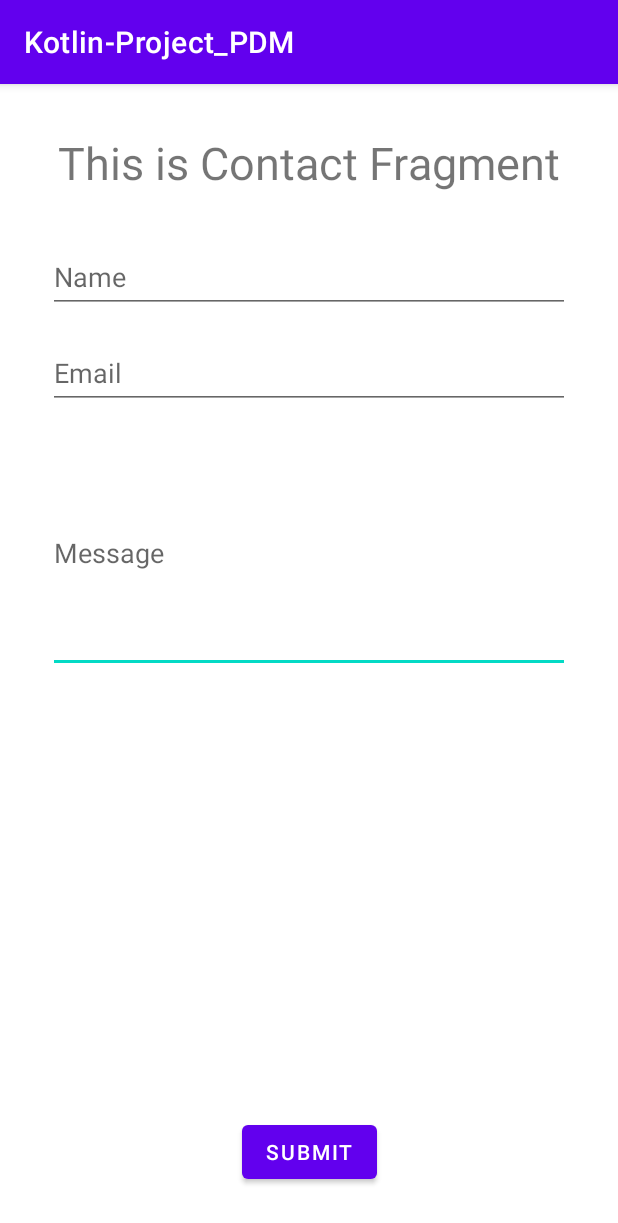
After one commit to vasilcanumarius22/Proiect_Kotlin_PDM, an Android app: the fragment ContactFragment shown on its own in the app's theme, on a phone screen of 412 x 824 dp. The commit adds this screen. Shown: the top 1223 px of the screen. Run offline under Robolectric (Android 15) with nearby library versions, the phone set to English and light mode, and no system bars.

Commit message:
add FragmentContact

```diff
--- a/Kotlin-Project_PDM/app/build.gradle
+++ b/Kotlin-Project_PDM/app/build.gradle
@@ -46,6 +46,7 @@ dependencies {
     implementation 'androidx.navigation:navigation-fragment-ktx:2.5.2'
     implementation 'androidx.navigation:navigation-ui-ktx:2.5.2'
     implementation 'androidx.core:core-ktx:1.8.0'
+    implementation 'androidx.legacy:legacy-support-v4:1.0.0'
     testImplementation 'junit:junit:4.13.2'
     androidTestImplementation 'androidx.test.ext:junit:1.1.3'
     androidTestImplementation 'androidx.test.espresso:espresso-core:3.4.0'
--- /dev/null
+++ b/Kotlin-Project_PDM/app/src/main/java/com/example/kotlin_project_pdm/ui/contact/ContactFragment.kt
@@ -0,0 +1,74 @@
+package com.example.kotlin_project_pdm.ui.contact
+
+import androidx.lifecycle.ViewModelProvider
+import android.os.Bundle
+import androidx.fragment.app.Fragment
+import android.view.LayoutInflater
+import android.view.View
+import android.view.ViewGroup
+import android.widget.Button
+import android.widget.EditText
+import android.widget.TextView
+import android.widget.Toast
+import com.example.kotlin_project_pdm.R
+import com.example.kotlin_project_pdm.databinding.FragmentContactBinding
+import com.example.kotlin_project_pdm.databinding.FragmentSlideshowBinding
+import com.example.kotlin_project_pdm.ui.slideshow.SlideshowViewModel
+
+class ContactFragment : Fragment() {
+
+    private var _binding: FragmentContactBinding? = null
+
+//    companion object {
+//        fun newInstance() = ContactFragment()
+//    }
+
+    // This property is only valid between onCreateView and
+    // onDestroyView.
+    private val binding get() = _binding!!
+
+//    private lateinit var viewModel: ContactViewModel
+
+
+
+    override fun onCreateView(
+        inflater: LayoutInflater, container: ViewGroup?,
+        savedInstanceState: Bundle?
+    ): View? {
+        val contactViewModel =
+            ViewModelProvider(this).get(ContactViewModel::class.java)
+
+        _binding = FragmentContactBinding.inflate(inflater, container, false)
+        val root: View = binding.root
+
+        val textView: TextView = binding.tvNameLabel
+        contactViewModel.text.observe(viewLifecycleOwner) {
+            textView.text = it
+        }
+
+        val view = inflater.inflate(R.layout.fragment_contact, container, false)
+
+        val btnSubmit = view.findViewById<Button>(R.id.btnSubmit)
+        btnSubmit.setOnClickListener {
+            // Handle the Submit button click event
+            val etName = view?.findViewById<EditText>(R.id.etName)
+            val etEmail = view?.findViewById<EditText>(R.id.etEmail)
+            val etMessage = view?.findViewById<EditText>(R.id.etMessage)
+
+            val name = etName?.text.toString()
+            val email = etEmail?.text.toString()
+            val message = etMessage?.text.toString()
+
+            val toastMessage = "Name: $name, Email: $email, Message: $message"
+            Toast.makeText(requireContext(), toastMessage, Toast.LENGTH_LONG).show()
+        }
+
+        return root
+    }
+
+    override fun onDestroyView() {
+        super.onDestroyView()
+        _binding = null
+    }
+
+}
--- /dev/null
+++ b/Kotlin-Project_PDM/app/src/main/java/com/example/kotlin_project_pdm/ui/contact/ContactViewModel.kt
@@ -0,0 +1,12 @@
+package com.example.kotlin_project_pdm.ui.contact
+
+import androidx.lifecycle.LiveData
+import androidx.lifecycle.MutableLiveData
+import androidx.lifecycle.ViewModel
+
+class ContactViewModel : ViewModel() {
+    private val _text = MutableLiveData<String>().apply {
+        value = "This is Contact Fragment"
+    }
+    val text: LiveData<String> = _text
+}
--- /dev/null
+++ b/Kotlin-Project_PDM/app/src/main/res/layout/fragment_contact.xml
@@ -0,0 +1,72 @@
+<?xml version="1.0" encoding="utf-8"?>
+<androidx.constraintlayout.widget.ConstraintLayout xmlns:android="http://schemas.android.com/apk/res/android"
+    xmlns:app="http://schemas.android.com/apk/res-auto"
+    xmlns:tools="http://schemas.android.com/tools"
+    android:layout_width="match_parent"
+    android:layout_height="match_parent"
+    tools:context=".ui.slideshow.SlideshowFragment">
+
+    <TextView
+        android:id="@+id/tvNameLabel"
+        android:layout_width="wrap_content"
+        android:layout_height="wrap_content"
+        android:layout_marginTop="32dp"
+        android:text="@string/CONTACT_US"
+        android:textSize="30sp"
+        app:layout_constraintEnd_toEndOf="parent"
+        app:layout_constraintStart_toStartOf="parent"
+        app:layout_constraintTop_toTopOf="parent" />
+
+    <EditText
+        android:id="@+id/etMessage"
+        android:layout_width="0dp"
+        android:layout_height="160dp"
+        android:layout_marginStart="32dp"
+        android:layout_marginTop="16dp"
+        android:layout_marginEnd="32dp"
+        android:hint="Message"
+        android:inputType="textMultiLine"
+        app:layout_constraintEnd_toEndOf="parent"
+        app:layout_constraintStart_toStartOf="parent"
+        app:layout_constraintTop_toBottomOf="@+id/etEmail" />
+
+    <EditText
+        android:id="@+id/etEmail"
+        android:layout_width="0dp"
+        android:layout_height="48dp"
+        android:layout_marginStart="32dp"
+        android:layout_marginTop="16dp"
+        android:layout_marginEnd="32dp"
+        android:layout_marginBottom="77dp"
+        android:hint="Email"
+        android:inputType="textEmailAddress"
+        app:layout_constraintBottom_toTopOf="@+id/etMessage"
+        app:layout_constraintEnd_toEndOf="parent"
+        app:layout_constraintStart_toStartOf="parent"
+        app:layout_constraintTop_toBottomOf="@+id/etName" />
+
+    <EditText
+        android:id="@+id/etName"
+        android:layout_width="0dp"
+        android:layout_height="48dp"
+        android:layout_marginStart="32dp"
+        android:layout_marginTop="32dp"
+        android:layout_marginEnd="32dp"
+        android:hint="Name"
+        android:inputType="textPersonName"
+        app:layout_constraintBottom_toTopOf="@+id/etEmail"
+        app:layout_constraintEnd_toEndOf="parent"
+        app:layout_constraintStart_toStartOf="parent"
+        app:layout_constraintTop_toBottomOf="@+id/tvNameLabel" />
+
+    <Button
+        android:id="@+id/btnSubmit"
+        android:layout_width="wrap_content"
+        android:layout_height="wrap_content"
+        android:layout_marginBottom="32dp"
+        android:text="Submit"
+        app:layout_constraintBottom_toBottomOf="parent"
+        app:layout_constraintEnd_toEndOf="parent"
+        app:layout_constraintStart_toStartOf="parent" />
+
+</androidx.constraintlayout.widget.ConstraintLayout>
--- a/Kotlin-Project_PDM/app/src/main/res/menu/activity_main_drawer.xml
+++ b/Kotlin-Project_PDM/app/src/main/res/menu/activity_main_drawer.xml
@@ -22,5 +22,9 @@
             android:icon="@drawable/umbrella"
             android:title="Weather" />
 
+        <item
+            android:id="@+id/nav_contact"
+            android:icon="@drawable/umbrella"
+            android:title="@string/CONTACT" />
     </group>
 </menu>
--- a/Kotlin-Project_PDM/app/src/main/res/navigation/mobile_navigation.xml
+++ b/Kotlin-Project_PDM/app/src/main/res/navigation/mobile_navigation.xml
@@ -28,4 +28,9 @@
         android:name="com.example.kotlin_project_pdm.WeatherActivity"
         android:label="Weather"
         tools:layout="@layout/activity_weather" />
+    <fragment
+        android:id="@+id/nav_contact"
+        android:name="com.example.kotlin_project_pdm.ui.contact.ContactFragment"
+        android:label="@string/CONTACT"
+        tools:layout="@layout/fragment_contact" />
 </navigation>
--- a/Kotlin-Project_PDM/app/src/main/res/values/strings.xml
+++ b/Kotlin-Project_PDM/app/src/main/res/values/strings.xml
@@ -10,4 +10,6 @@
     <string name="menu_home">Home</string>
     <string name="menu_gallery">Gallery</string>
     <string name="menu_slideshow">Slideshow</string>
+    <string name="CONTACT">Contact</string>
+    <string name="CONTACT_US">Contact us</string>
 </resources>
```
